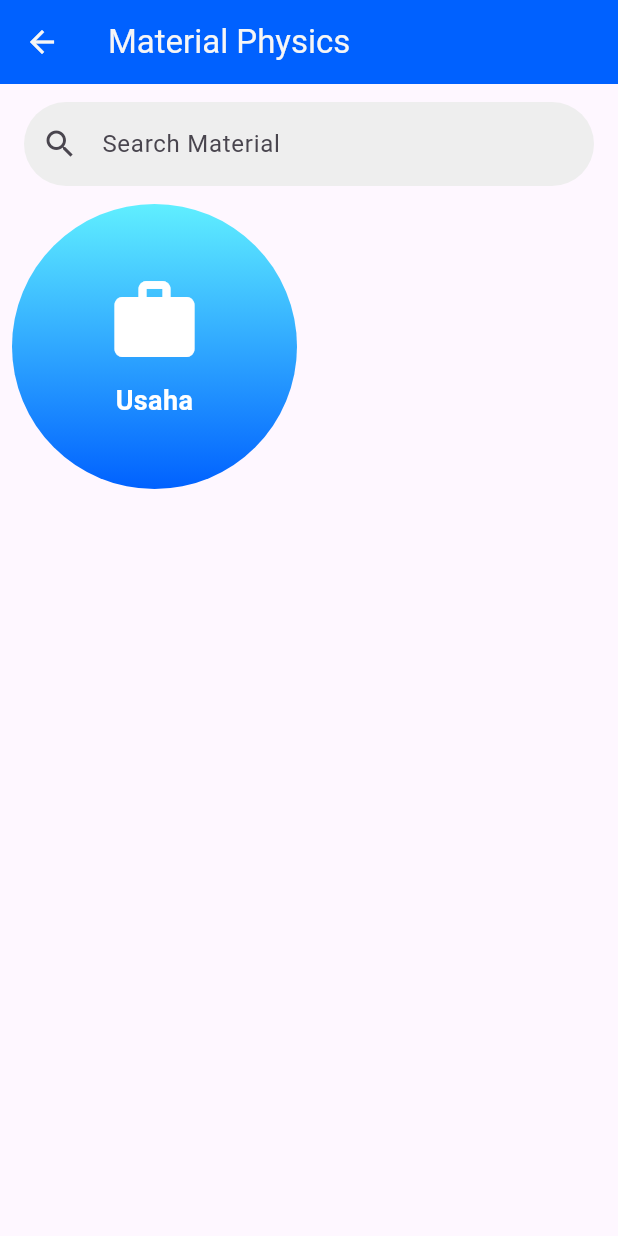
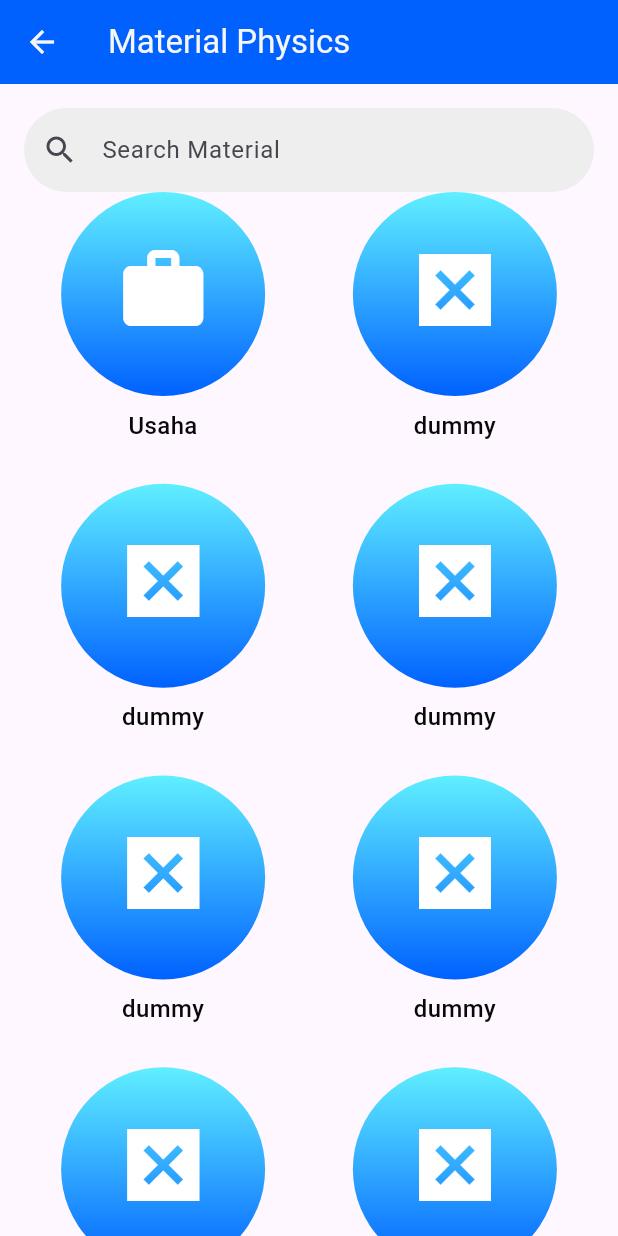
Before and after one commit to DesrielKiki/sunco_physics, a Flutter app: the LessonListScreen screen opened by its route, on a phone screen of 412 x 824 dp. Run offline on Flutter 3.47's test engine with Material 3 defaults, Android fonts, the phone set to English and light mode, and no system bars; our stand-ins replace cloud_firestore, firebase_auth, firebase_core, firebase_storage, image_picker, shared_preferences; accounts and stored records are empty.

```diff
--- a/lib/data/model/calculator_data.dart
+++ b/lib/data/model/application_entity.dart
@@ -1,6 +1,6 @@
 import 'package:flutter/material.dart';
 
-class CalculatorEntity {
+class ApplicationEntity {
   /// List of calculator data
 
   static List<Map<String, dynamic>> calculator = [
@@ -43,5 +43,40 @@ class CalculatorEntity {
       'icon': Icons.work,
       'route': '/work_lesson',
     },
+    {
+      'title': 'dummy',
+      'icon': Icons.disabled_by_default,
+      'route': '/default',
+    },
+    {
+      'title': 'dummy',
+      'icon': Icons.disabled_by_default,
+      'route': '/default',
+    },
+    {
+      'title': 'dummy',
+      'icon': Icons.disabled_by_default,
+      'route': '/default',
+    },
+    {
+      'title': 'dummy',
+      'icon': Icons.disabled_by_default,
+      'route': '/default',
+    },
+    {
+      'title': 'dummy',
+      'icon': Icons.disabled_by_default,
+      'route': '/default',
+    },
+    {
+      'title': 'dummy',
+      'icon': Icons.disabled_by_default,
+      'route': '/default',
+    },
+    {
+      'title': 'dummy',
+      'icon': Icons.disabled_by_default,
+      'route': '/default',
+    },
   ];
 }
--- a/lib/main.dart
+++ b/lib/main.dart
@@ -1,6 +1,7 @@
 import 'package:firebase_core/firebase_core.dart';
 import 'package:flutter/material.dart';
 import 'package:sunco_physics/presentation/navigation/app_routes.dart';
+import 'package:sunco_physics/presentation/screen/lesson/admin/add_lesson.dart';
 import 'package:sunco_physics/presentation/screen/lesson/list/work_lesson.dart';
 
 void main() async {
@@ -22,14 +23,15 @@ class MyApp extends StatelessWidget {
     return MaterialApp(
       title: 'Flutter Demo',
       debugShowCheckedModeBanner: false,
-      initialRoute: AppRoutes.splash,
-      onGenerateRoute: AppRoutes.generateRoute,
+       initialRoute: AppRoutes.splash,
+       onGenerateRoute: AppRoutes.generateRoute,
       theme: ThemeData(
         colorScheme: ColorScheme.fromSeed(
           seedColor: Colors.deepPurple,
         ),
         useMaterial3: true,
       ),
+     // home: const AddLessonPage(),
     );
   }
 }
--- a/lib/presentation/component/lesson_dialog.dart
+++ b/lib/presentation/component/lesson_dialog.dart
@@ -20,12 +20,11 @@ class LessonDialog extends StatelessWidget {
       child: Column(
         mainAxisSize: MainAxisSize.min,
         children: [
-          // Header
           Container(
             width: double.infinity,
             padding: const EdgeInsets.symmetric(vertical: 12.0),
             decoration: const BoxDecoration(
-              color: ColorConfig.primaryColor, // Sesuaikan warna header
+              color: ColorConfig.primaryColor,
               borderRadius: BorderRadius.only(
                 topLeft: Radius.circular(16.0),
                 topRight: Radius.circular(16.0),
@@ -42,7 +41,6 @@ class LessonDialog extends StatelessWidget {
             ),
           ),
           const SizedBox(height: 16.0),
-          // Content
           Padding(
             padding: const EdgeInsets.all(16.0),
             child: Text(
@@ -52,7 +50,6 @@ class LessonDialog extends StatelessWidget {
             ),
           ),
           const SizedBox(height: 16.0),
-          // Close Button
           Padding(
             padding: const EdgeInsets.all(8.0),
             child: Align(
--- a/lib/presentation/navigation/app_routes.dart
+++ b/lib/presentation/navigation/app_routes.dart
@@ -2,6 +2,7 @@ import 'package:flutter/material.dart';
 import 'package:sunco_physics/presentation/screen/calculator/calculator_list/potential_energy.dart';
 import 'package:sunco_physics/presentation/screen/calculator/calculator_list.dart';
 import 'package:sunco_physics/presentation/screen/home/home_screen.dart';
+import 'package:sunco_physics/presentation/screen/lesson/admin/add_lesson.dart';
 import 'package:sunco_physics/presentation/screen/lesson/lesson_list.dart';
 import 'package:sunco_physics/presentation/screen/lesson/list/work_lesson.dart';
 import 'package:sunco_physics/presentation/screen/profile/edit/edit_password.dart';
@@ -17,6 +18,7 @@ class AppRoutes {
   static const String profile = '/profile';
   static const String editProfile = '/edit_profile';
   static const String editPassword = '/edit_password';
+  static const String addLesson = '/addLesson';
 
   /// Calculator List Route
 
@@ -50,7 +52,10 @@ class AppRoutes {
         return MaterialPageRoute(
           builder: (_) => const EditPasswordScreen(),
         );
-
+      case addLesson:
+        return MaterialPageRoute(
+          builder: (_) => const AddLessonPage(),
+        );
       /**
        * Calculator List Route
        */
--- a/lib/presentation/screen/lesson/lesson_list.dart
+++ b/lib/presentation/screen/lesson/lesson_list.dart
@@ -1,5 +1,6 @@
+import 'package:firebase_auth/firebase_auth.dart';
 import 'package:flutter/material.dart';
-import 'package:sunco_physics/data/model/calculator_data.dart';
+import 'package:sunco_physics/data/model/application_entity.dart';
 import 'package:sunco_physics/presentation/theme/color_config.dart';
 
 class LessonListScreen extends StatefulWidget {
@@ -11,13 +12,30 @@ class LessonListScreen extends StatefulWidget {
 
 class _LessonListScreenState extends State<LessonListScreen> {
   final TextEditingController _searchController = TextEditingController();
-  List<Map<String, dynamic>> _filteredLessons = CalculatorEntity.lesson;
+  List<Map<String, dynamic>> _filteredLessons = ApplicationEntity.lesson;
   String _searchText = '';
+  bool isAdmin = false;
+
+  void _checkAdminStatus() async {
+    User? user = FirebaseAuth
+        .instance.currentUser; // Dapatkan pengguna yang sedang login
+    if (user != null && user.email == 'admin@gmail.com') {
+      setState(() {
+        isAdmin =
+            true; // Jika email pengguna adalah admin, set isAdmin menjadi true
+      });
+    } else {
+      setState(() {
+        isAdmin = false; // Jika bukan admin, set isAdmin menjadi false
+      });
+    }
+  }
 
   @override
   void initState() {
     super.initState();
     _searchController.addListener(_onSearchChanged);
+    _checkAdminStatus();
   }
 
   @override
@@ -31,7 +49,7 @@ class _LessonListScreenState extends State<LessonListScreen> {
     setState(() {
       _searchText = _searchController.text;
 
-      _filteredLessons = CalculatorEntity.lesson
+      _filteredLessons = ApplicationEntity.lesson
           .where((lesson) => lesson['title']!
               .toLowerCase()
               .contains(_searchController.text.toLowerCase()))
@@ -47,10 +65,23 @@ class _LessonListScreenState extends State<LessonListScreen> {
         title: const Text('Material Physics'),
         foregroundColor: ColorConfig.onPrimaryColor,
       ),
-      body: Column(
+      floatingActionButton: isAdmin
+          ? FloatingActionButton(
+              onPressed: () {
+                // Tindakan untuk menambahkan materi
+                // Misalnya pindah ke halaman untuk menambah materi baru
+                Navigator.pushNamed(context, '/addLesson');
+              },
+              backgroundColor: ColorConfig.primaryColor,
+              child: const Icon(Icons.add),
+            )
+          : null, // Tidak tampil jika bukan admin
+
+      body: Center(
+        child: Column(
           children: [
             Padding(
-            padding: const EdgeInsets.symmetric(horizontal: 16, vertical: 12),
+              padding: const EdgeInsets.only(top: 16, left: 16, right: 16),
               child: TextField(
                 controller: _searchController,
                 decoration: InputDecoration(
@@ -62,7 +93,7 @@ class _LessonListScreenState extends State<LessonListScreen> {
                           onPressed: () {
                             _searchController.clear();
                             setState(() {
-                            _filteredLessons = CalculatorEntity.lesson;
+                              _filteredLessons = ApplicationEntity.lesson;
                             });
                           },
                         )
@@ -78,11 +109,12 @@ class _LessonListScreenState extends State<LessonListScreen> {
             ),
             Expanded(
               child: Padding(
-              padding: const EdgeInsets.symmetric(horizontal: 8.0),
+                padding: const EdgeInsets.symmetric(horizontal: 12.0),
                 child: LessonGrid(filteredLessons: _filteredLessons),
               ),
             ),
           ],
+        ),
       ),
     );
   }
@@ -119,8 +151,8 @@ class LessonGrid extends StatelessWidget {
         : GridView.builder(
             gridDelegate: const SliverGridDelegateWithFixedCrossAxisCount(
               crossAxisCount: 2,
-              crossAxisSpacing: 16,
-              mainAxisSpacing: 16,
+              crossAxisSpacing: 1,
+              mainAxisSpacing: 1,
               childAspectRatio: 1,
             ),
             itemCount: filteredLessons.length,
@@ -130,6 +162,12 @@ class LessonGrid extends StatelessWidget {
                 onTap: () {
                   Navigator.pushNamed(context, lesson['route'] as String);
                 },
+                child: Center(
+                  child: Column(
+                    children: [
+                      SizedBox(
+                        width: 136,
+                        height: 136,
                         child: Container(
                           decoration: const BoxDecoration(
                             shape: BoxShape.circle,
@@ -143,14 +181,19 @@ class LessonGrid extends StatelessWidget {
                                 size: 64,
                                 color: Colors.white,
                               ),
+                              const SizedBox(height: 6),
+                            ],
+                          ),
+                        ),
+                      ),
                       const SizedBox(height: 8),
                       Text(
                         lesson['title'] as String,
                         textAlign: TextAlign.center,
                         style: const TextStyle(
-                          fontSize: 18,
-                          fontWeight: FontWeight.bold,
-                          color: Colors.white,
+                          fontSize: 16,
+                          fontWeight: FontWeight.w500,
+                          color: ColorConfig.black,
                         ),
                       ),
                     ],
```
Also changed, not shown: lib/presentation/screen/calculator/calculator_list.dart (+5 -5 lines), lib/presentation/screen/lesson/admin/add_lesson.dart (added, +261 -0 lines). Lines whose indentation alone changed are shown as unchanged.
